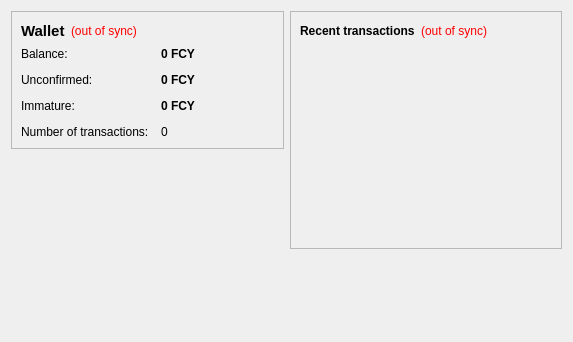
Old version of the form src/qt/forms/overviewpage.ui in the repository Fancycoin/Fancycoin.
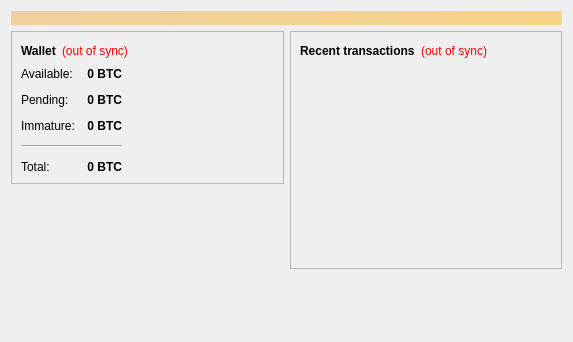
New version of the form.

Patch:
```diff
--- a/src/qt/forms/overviewpage.ui
+++ b/src/qt/forms/overviewpage.ui
@@ -13,6 +13,24 @@
   <property name="windowTitle">
    <string>Form</string>
   </property>
+  <layout class="QVBoxLayout" name="topLayout">
+   <item>
+    <widget class="QLabel" name="labelAlerts">
+     <property name="visible">
+      <bool>false</bool>
+     </property>
+     <property name="styleSheet">
+      <string notr="true">background-color: qlineargradient(x1: 0, y1: 0, x2: 1, y2: 0, stop:0 #F0D0A0, stop:1 #F8D488); color:#000000;</string>
+     </property>
+     <property name="wordWrap">
+      <bool>true</bool>
+     </property>
+     <property name="margin">
+      <number>3</number>
+     </property>
+    </widget>
+   </item>
+   <item>
   <layout class="QHBoxLayout" name="horizontalLayout" stretch="1,1">
    <item>
     <layout class="QVBoxLayout" name="verticalLayout_2">
@@ -31,7 +49,6 @@
            <widget class="QLabel" name="label_5">
             <property name="font">
              <font>
-              <pointsize>11</pointsize>
               <weight>75</weight>
               <bold>true</bold>
              </font>
@@ -73,6 +90,8 @@
          </layout>
         </item>
         <item>
+          <layout class="QHBoxLayout" name="horizontalLayout_3">
+           <item>
          <layout class="QFormLayout" name="formLayout_2">
           <property name="fieldGrowthPolicy">
            <enum>QFormLayout::AllNonFixedFieldsGrow</enum>
@@ -86,7 +105,7 @@
           <item row="0" column="0">
            <widget class="QLabel" name="label">
             <property name="text">
-             <string>Balance:</string>
+               <string>Available:</string>
             </property>
            </widget>
           </item>
@@ -102,10 +121,13 @@
              <cursorShape>IBeamCursor</cursorShape>
             </property>
             <property name="toolTip">
-             <string>Your current balance</string>
+               <string>Your current spendable balance</string>
             </property>
             <property name="text">
-             <string notr="true">0 FCY</string>
+               <string notr="true">0 BTC</string>
+              </property>
+              <property name="alignment">
+               <set>Qt::AlignRight|Qt::AlignTrailing|Qt::AlignVCenter</set>
             </property>
             <property name="textInteractionFlags">
              <set>Qt::LinksAccessibleByMouse|Qt::TextSelectableByKeyboard|Qt::TextSelectableByMouse</set>
@@ -115,7 +137,7 @@
           <item row="1" column="0">
            <widget class="QLabel" name="label_3">
             <property name="text">
-             <string>Unconfirmed:</string>
+               <string>Pending:</string>
             </property>
            </widget>
           </item>
@@ -131,33 +153,19 @@
              <cursorShape>IBeamCursor</cursorShape>
             </property>
             <property name="toolTip">
-             <string>Total of transactions that have yet to be confirmed, and do not yet count toward the current balance</string>
+               <string>Total of transactions that have yet to be confirmed, and do not yet count toward the spendable balance</string>
             </property>
             <property name="text">
-             <string notr="true">0 FCY</string>
+               <string notr="true">0 BTC</string>
+              </property>
+              <property name="alignment">
+               <set>Qt::AlignRight|Qt::AlignTrailing|Qt::AlignVCenter</set>
             </property>
             <property name="textInteractionFlags">
              <set>Qt::LinksAccessibleByMouse|Qt::TextSelectableByKeyboard|Qt::TextSelectableByMouse</set>
             </property>
            </widget>
           </item>
-          <item row="3" column="0">
-           <widget class="QLabel" name="label_2">
-            <property name="text">
-             <string>Number of transactions:</string>
-            </property>
-           </widget>
-          </item>
-          <item row="3" column="1">
-           <widget class="QLabel" name="labelNumTransactions">
-            <property name="toolTip">
-             <string>Total number of transactions in wallet</string>
-            </property>
-            <property name="text">
-             <string notr="true">0</string>
-            </property>
-           </widget>
-          </item>
           <item row="2" column="0">
            <widget class="QLabel" name="labelImmatureText">
             <property name="text">
@@ -177,12 +185,69 @@
              <string>Mined balance that has not yet matured</string>
             </property>
             <property name="text">
-             <string notr="true">0 FCY</string>
-            </property>
+               <string notr="true">0 BTC</string>
+              </property>
+              <property name="alignment">
+               <set>Qt::AlignRight|Qt::AlignTrailing|Qt::AlignVCenter</set>
+              </property>
             <property name="textInteractionFlags">
              <set>Qt::LinksAccessibleByMouse|Qt::TextSelectableByKeyboard|Qt::TextSelectableByMouse</set>
             </property>
            </widget>
+            </item>
+            <item row="4" column="0">
+             <widget class="QLabel" name="labelTotalText">
+              <property name="text">
+               <string>Total:</string>
+              </property>
+             </widget>
+            </item>
+            <item row="4" column="1">
+             <widget class="QLabel" name="labelTotal">
+              <property name="font">
+               <font>
+                <weight>75</weight>
+                <bold>true</bold>
+               </font>
+              </property>
+              <property name="cursor">
+               <cursorShape>IBeamCursor</cursorShape>
+              </property>
+              <property name="toolTip">
+               <string>Your current total balance</string>
+              </property>
+              <property name="text">
+               <string notr="true">0 BTC</string>
+              </property>
+              <property name="alignment">
+               <set>Qt::AlignRight|Qt::AlignTrailing|Qt::AlignVCenter</set>
+              </property>
+              <property name="textInteractionFlags">
+               <set>Qt::LinksAccessibleByMouse|Qt::TextSelectableByKeyboard|Qt::TextSelectableByMouse</set>
+              </property>
+             </widget>
+            </item>
+            <item row="3" column="0" colspan="2">
+             <widget class="Line" name="line">
+              <property name="orientation">
+               <enum>Qt::Horizontal</enum>
+              </property>
+             </widget>
+            </item>
+           </layout>
+          </item>
+            <item>
+             <spacer name="horizontalSpacer_3">
+              <property name="orientation">
+               <enum>Qt::Horizontal</enum>
+              </property>
+              <property name="sizeHint" stdset="0">
+               <size>
+                <width>40</width>
+                <height>20</height>
+               </size>
+              </property>
+             </spacer>
           </item>
          </layout>
         </item>
@@ -289,6 +354,8 @@
         </size>
        </property>
       </spacer>
+       </item>
+      </layout>
      </item>
     </layout>
    </item>
```
Lines whose indentation alone changed are shown as unchanged.
